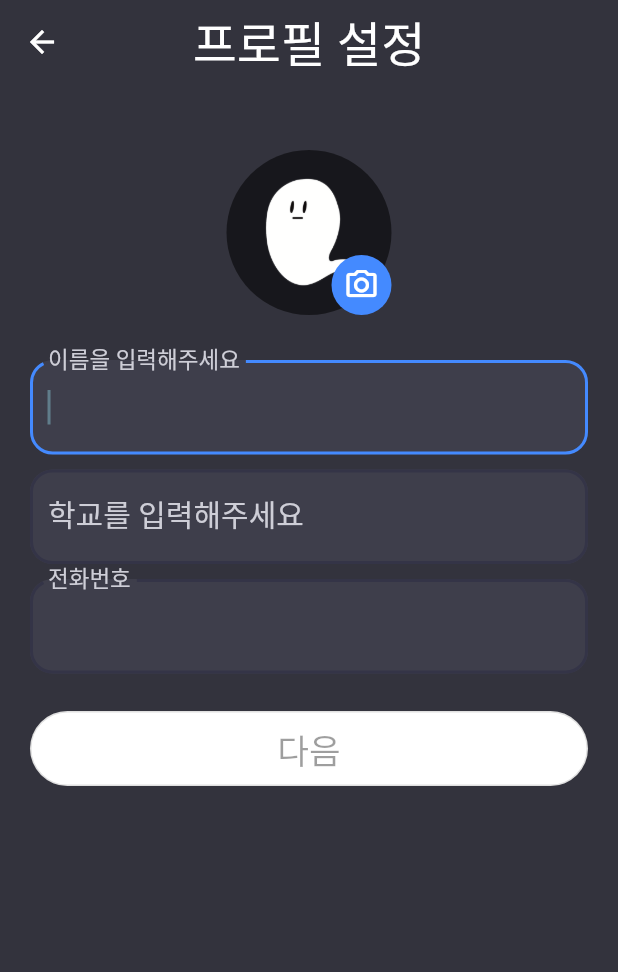
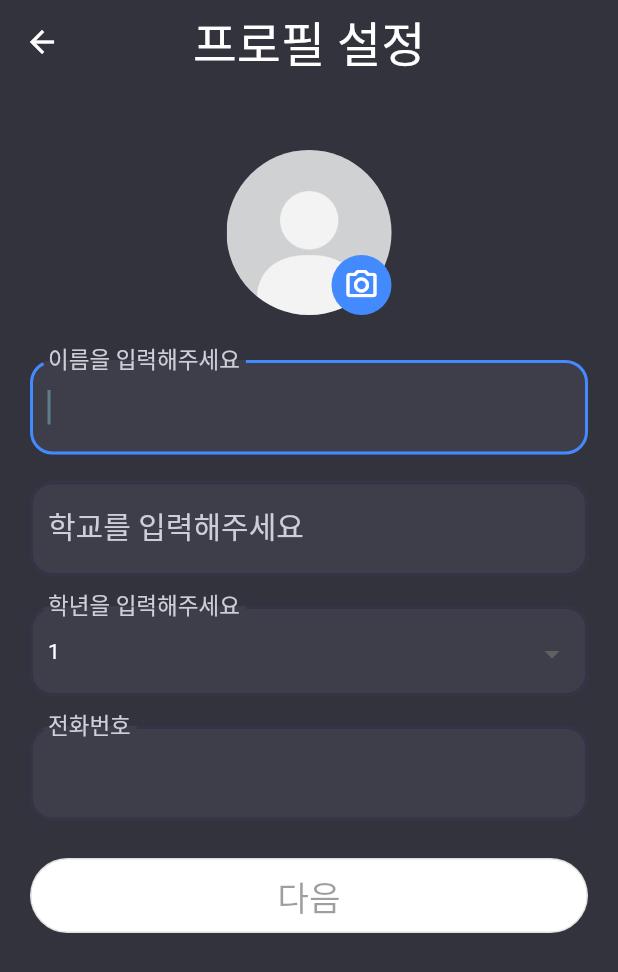
Before and after one commit to Eui9179/dor-app, a Flutter app: the Step1Profile screen opened directly with empty values, on a phone screen of 412 x 824 dp. Shown: the top 972 px of the screen. Run offline on Flutter 3.47's test engine with Material 2 defaults, Android fonts, the phone set to English and light mode, and no system bars; drawn by our look-alikes of flutter_typeahead; our stand-ins replace contacts_service, dio, firebase_auth, firebase_core, flutter_secure_storage, get and 3 more; missing offline and left inert: direct_select_flutter; accounts and stored records are empty.

Commit message:
feature/group-detail

```diff
--- a/lib/dio/auth/signup.dart
+++ b/lib/dio/auth/signup.dart
@@ -11,6 +11,7 @@ Future<Map<String, dynamic>> dioApiSignup(Map profileData) async {
           : null,
       "name": profileData["name"],
       "groups": profileData["groups"],
+      "detail1": profileData["detail1"],
       "phone_number": profileData["phoneNumber"],
       "fcm_token": profileData["fcmToken"]
     });
--- a/lib/dio/dio_instance.dart
+++ b/lib/dio/dio_instance.dart
@@ -1,9 +1,9 @@
 
 import 'package:dio/dio.dart';
 
-String baseUri = "http://192.168.0.13/api";
+String baseUri = "http://132.226.232.31/api";
 
-String cdnProfileImageBaseUri = "http://192.168.0.13/cdn/profile/image/";
+String cdnProfileImageBaseUri = "http://132.226.232.31/cdn/profile/image/";
 
 class DioInstance{
   final _dio = Dio();
--- a/lib/pages.dart
+++ b/lib/pages.dart
@@ -6,6 +6,7 @@ import 'package:dor_app/ui/screens/authentication/verification.dart';
 import 'package:dor_app/ui/screens/friends/friends_in_game.dart';
 import 'package:dor_app/ui/screens/group/group_detail.dart';
 import 'package:dor_app/ui/screens/friends/acquaintance.dart';
+import 'package:dor_app/ui/screens/group/group_detail1.dart';
 import 'package:dor_app/ui/screens/setting/games.dart';
 import 'package:dor_app/ui/screens/setting/settting.dart';
 import 'package:dor_app/ui/screens/users/users.dart';
@@ -45,6 +46,10 @@ List<GetPage> pages = [
       page: () => const GroupDetail(),
       transition: Transition.rightToLeft),
   GetPage(
+      name: '/group/detail1',
+      page: () => const GroupDetail1(),
+      transition: Transition.rightToLeft),
+  GetPage(
       name: '/acquaintance',
       page: () => Acquaintance(),
       transition: Transition.rightToLeft),
--- a/lib/ui/dynamic_widget/avatar/group_avatar.dart
+++ b/lib/ui/dynamic_widget/avatar/group_avatar.dart
@@ -1,3 +1,4 @@
+import 'package:dor_app/utils/color_palette.dart';
 import 'package:flutter/material.dart';
 import '../../../utils/dor_groups.dart';
 
@@ -9,6 +10,7 @@ class GroupAvatar extends StatelessWidget {
   @override
   Widget build(BuildContext context) {
     return CircleAvatar(
+      backgroundColor: ColorPalette.headerBackgroundColor,
       radius: 30.0,
       child: CircleAvatar(
         backgroundImage: AssetImage("assets/images/group/${changeGroupNameToFile(image)}_logo.jpg"),
--- a/lib/ui/dynamic_widget/button/group_text_button.dart
+++ b/lib/ui/dynamic_widget/button/group_text_button.dart
@@ -18,7 +18,7 @@ class GroupTextButton extends StatelessWidget {
             children: [
               const Icon(Icons.school_sharp, color: ColorPalette.font, size: 19,),
               const SizedBox(width: 10,),
-              Text(text, style: const TextStyle(color: ColorPalette.font, fontWeight: FontWeight.w300, fontSize: 19),),
+              Text(text, style: const TextStyle(color: ColorPalette.font, fontWeight: FontWeight.w400, fontSize: 20),),
             ],
           ),
           const Icon(Icons.chevron_right, color: ColorPalette.font,size: 18,),
--- a/lib/ui/screens/authentication/signup/step1_profile.dart
+++ b/lib/ui/screens/authentication/signup/step1_profile.dart
@@ -1,6 +1,8 @@
 import 'dart:async';
 import 'dart:io';
-
+import 'package:direct_select_flutter/direct_select_container.dart';
+import 'package:direct_select_flutter/direct_select_item.dart';
+import 'package:direct_select_flutter/direct_select_list.dart';
 import 'package:dor_app/ui/dynamic_widget/button/rounded_button.dart';
 import 'package:dor_app/ui/dynamic_widget/input/outline_input.dart';
 import 'package:dor_app/ui/dynamic_widget/input/outline_input_readonly.dart';
@@ -22,11 +24,18 @@ class Step1Profile extends StatefulWidget {
 
 class _Step1ProfileState extends State<Step1Profile> {
   final _formKey = GlobalKey<FormState>();
+  final GlobalKey<ScaffoldState> scaffoldKey = GlobalKey();
+
   final String _phoneNumber = Get.arguments;
-  final TextEditingController _typeAheadController = TextEditingController();
+  final TextEditingController _typeAheadGroupController =
+      TextEditingController();
+  final TextEditingController _typeAheadDetail1Controller =
+      TextEditingController();
   final List<String> _groups = [];
   XFile? _image;
   String? _name;
+  String _detail1 = '1';
+
   bool isName = false;
   bool isGroup = false;
 
@@ -51,13 +60,13 @@ class _Step1ProfileState extends State<Step1Profile> {
                   },
                   child: Stack(
                     children: [
-                      CircleAvatar(
+                      _image == null
+                          ? CircleAvatar(
                               radius: 55,
-                          backgroundColor: Colors.black54,
-                          child: _image == null
-                              ? Image.asset(
-                                  "assets/images/logo/dor_default.png",
+                              backgroundImage: Image.asset(
+                                "assets/images/logo/default.png",
                                 fit: BoxFit.cover,
+                              ).image,
                             )
                           : CircleAvatar(
                               radius: 55,
@@ -65,7 +74,7 @@ class _Step1ProfileState extends State<Step1Profile> {
                                 File(_image!.path),
                                 fit: BoxFit.cover,
                               ).image,
-                                )),
+                            ),
                       const Positioned(
                         bottom: 0,
                         right: 0,
@@ -103,7 +112,12 @@ class _Step1ProfileState extends State<Step1Profile> {
                   labelText: "이름을 입력해주세요",
                   autoFocus: true,
                 ),
-                TypeAheadField(
+                const SizedBox(
+                  height: 8,
+                ),
+                Container(
+                  margin: const EdgeInsets.only(bottom: 10),
+                  child: TypeAheadField(
                       textFieldConfiguration: TextFieldConfiguration(
                         textInputAction: TextInputAction.next,
                         style: const TextStyle(
@@ -125,13 +139,13 @@ class _Step1ProfileState extends State<Step1Profile> {
                               color: Color.fromARGB(255, 206, 206, 215),
                               fontSize: 20),
                         ),
-                      controller: _typeAheadController,
-                      onChanged: (val){
-                        if(val.isEmpty || !DorGroups.states.contains(val)){
+                        controller: _typeAheadGroupController,
+                        onChanged: (val) {
+                          if (val.isEmpty || !DorGroups.states.contains(val)) {
                             setState(() {
                               isGroup = false;
                             });
-                        } else if (DorGroups.states.contains(val)){
+                          } else if (DorGroups.states.contains(val)) {
                             setState(() {
                               _groups.clear(); // 그룹 여러개로 했을 때 지워야됨
                               _groups.add(val);
@@ -139,7 +153,6 @@ class _Step1ProfileState extends State<Step1Profile> {
                             });
                           }
                         },
-
                       ),
                       suggestionsCallback: (pattern) {
                         return DorGroups.getSuggestions(pattern);
@@ -153,13 +166,66 @@ class _Step1ProfileState extends State<Step1Profile> {
                         );
                       },
                       onSuggestionSelected: (suggestion) {
-                      _typeAheadController.text = suggestion.toString();
+                        _typeAheadGroupController.text = suggestion.toString();
                         setState(() {
                           _groups.clear();
-                        _groups.add(_typeAheadController.text);
+                          _groups.add(_typeAheadGroupController.text);
                           isGroup = true;
                         });
                       }),
+                ),
+                Container(
+                  margin: EdgeInsets.only(top: 10, bottom: 10),
+                  height: 60,
+                  child: InputDecorator(
+                    decoration: InputDecoration(
+                      fillColor: const Color.fromARGB(255, 62, 62, 75),
+                      filled: true,
+                      labelText: '학년을 입력해주세요',
+                      labelStyle: const TextStyle(
+                          color: Color.fromARGB(255, 206, 206, 215),
+                          fontSize: 20),
+                      border: OutlineInputBorder(
+                        borderRadius: BorderRadius.circular(10.0),
+                      ),
+                      enabledBorder: OutlineInputBorder(
+                          borderRadius: BorderRadius.circular(15.0),
+                          borderSide: const BorderSide(
+                              color: Color.fromARGB(255, 52, 52, 71),
+                              width: 2)),
+                    ),
+                    child: DropdownButton<String>(
+                        value: _detail1,
+                        icon: const Icon(Icons.arrow_drop_down),
+                        elevation: 16,
+                        style: const TextStyle(color: ColorPalette.font),
+                        isExpanded: true,
+                        dropdownColor: ColorPalette.mainBackgroundColor,
+                        underline: Container(
+                          height: 2,
+                        ),
+                        onChanged: (String? newValue) {
+                          setState(() {
+                            _detail1 = newValue!;
+                          });
+                        },
+                        items: _groups.isEmpty || _groups[0].contains("초등학교")
+                            ? <String>['1', '2', '3', '4', '5', '6']
+                                .map<DropdownMenuItem<String>>((String value) {
+                                return DropdownMenuItem<String>(
+                                  value: value,
+                                  child: Text(value),
+                                );
+                              }).toList()
+                            : <String>['1', '2', '3']
+                                .map<DropdownMenuItem<String>>((String value) {
+                                return DropdownMenuItem<String>(
+                                  value: value,
+                                  child: Text(value),
+                                );
+                              }).toList()),
+                  ),
+                ),
                 OutlineInputReadOnly(
                   labelText: "전화번호",
                   hintText: _phoneNumber,
@@ -181,14 +247,16 @@ class _Step1ProfileState extends State<Step1Profile> {
   }
 
   _onPressed() {
+    print(_detail1);
     _formKey.currentState!.save();
-    if (!DorGroups.states.contains(_groups[0])){
+    if (!DorGroups.states.contains(_groups[0])) {
       notification(context, "학교 이름을 확인해주세요!");
     } else {
       Get.toNamed('/auth/signup/step2', arguments: {
         "file": _image,
         "name": _name,
         "groups": _groups,
+        "detail1": _detail1,
         "phoneNumber": _phoneNumber,
         "fcmToken": "fcm"
       });
@@ -196,7 +264,9 @@ class _Step1ProfileState extends State<Step1Profile> {
   }
 
   Future getImageFromGallery() async {
-    await ImagePicker().pickImage(source: ImageSource.gallery, imageQuality: 30).then((image) {
+    await ImagePicker()
+        .pickImage(source: ImageSource.gallery, imageQuality: 30)
+        .then((image) {
       setState(() {
         _image = image;
       });
@@ -212,57 +282,12 @@ class _Step1ProfileState extends State<Step1Profile> {
     return result;
   }
 
-// final _items =
-//     dorGroups.map((e) => MultiSelectItem<DorGroups>(e, e.name)).toList();
-// List<DorGroups> _selectedDorGroups = [];
-//
-// void _showMultiSelectDialog(BuildContext context) async {
-//   await showModalBottomSheet(
-//     isScrollControlled: true,
-//     context: context,
-//     backgroundColor: ColorPalette.mainBackgroundColor,
-//     builder: (ctx) {
-//       return MultiSelectBottomSheet(
-//         title: const Font(
-//           text: "학교선택",
-//           size: 20,
-//         ),
-//         cancelText: const Text(
-//           "닫기",
-//           style: TextStyle(
-//               fontSize: 20,
-//               color: ColorPalette.font, fontWeight: FontWeight.w300),
-//         ),
-//         confirmText: const Text("완료",
-//             style: TextStyle(
-//               fontSize: 20,
-//                 color: ColorPalette.font, fontWeight: FontWeight.w300)),
-//         listType: MultiSelectListType.CHIP,
-//         items: _items,
-//         initialValue: _selectedDorGroups,
-//         initialChildSize: 0.5,
-//         onConfirm: (List<DorGroups> values) {
-//           _selectedDorGroups = [...values];
-//           List<String> result = [];
-//           for (DorGroups value in values) {
-//             result.add(value.name);
-//           }
-//           setState(() {
-//             _groups = [...result];
-//             if (_groups.isNotEmpty) {
-//               isGroup = true;
-//             } else {
-//               isGroup = false;
-//             }
-//           });
-//         },
-//         maxChildSize: 0.8,
-//         itemsTextStyle: const TextStyle(fontSize: 15),
-//         selectedColor: const Color.fromARGB(205, 57, 113, 255),
-//         selectedItemsTextStyle:
-//             const TextStyle(fontSize: 15, color: Colors.white),
-//       );
-//     },
-//   );
-// }
+  DirectSelectItem<String> getDropDownMenuItem(String value) {
+    return DirectSelectItem<String>(
+        itemHeight: 56,
+        value: value,
+        itemBuilder: (context, value) {
+          return Text(value);
+        });
   }
+}
--- a/lib/ui/screens/group/group_detail.dart
+++ b/lib/ui/screens/group/group_detail.dart
@@ -74,7 +74,7 @@ class _GroupDetailState extends State<GroupDetail> {
                       crossAxisAlignment: CrossAxisAlignment.start,
                       children: [
                         Font(
-                          text: groupName,
+                          text: '$groupName',
                           size: 23,
                         ),
                         const SizedBox(
--- a/lib/ui/screens/home/my_groups.dart
+++ b/lib/ui/screens/home/my_groups.dart
@@ -42,9 +42,9 @@ class _MyGroupsState extends State<MyGroups> {
                   itemCount: _myGroups.length,
                   itemBuilder: (BuildContext context, int index) {
                     return GroupTextButton(
-                      text: _myGroups[index],
+                      text: '${_myGroups[index]["name"]} ${_myGroups[index]['detail1']}학년',
                       onTap: () {
-                        Get.toNamed("/group/detail?name=${_myGroups[index]}");
+                        Get.toNamed("/group/detail1?name=${_myGroups[index]['name']}&detail1=${_myGroups[index]['detail1']}");
                       },
                     );
                   }),
--- a/lib/ui/screens/setting/settting.dart
+++ b/lib/ui/screens/setting/settting.dart
@@ -39,7 +39,7 @@ class _SettingState extends State<Setting> {
   void initState() {
     super.initState();
     //TODO: 현재는 그룹 한개만
-    _typeAheadController.text = Get.find<MyGroupsController>().groups[0];
+    _typeAheadController.text = Get.find<MyGroupsController>().groups[0]["name"];
     _name = Get.find<MyProfileController>().name;
     _originImage = Get.find<MyProfileController>().profileImage;
   }
--- a/lib/utils/dor_groups.dart
+++ b/lib/utils/dor_groups.dart
@@ -14,6 +14,22 @@ class DorGroups {
   static List<String> getSuggestions(String query) {
     List<String> matches = [];
     matches.addAll(states);
+    matches.retainWhere((s) => s.toLowerCase().contains(query.toLowerCase()));
+    return matches;
+  }
+
+  static final List<String> statesDetail = [
+    "1",
+    "2",
+    "3",
+    "4",
+    "5",
+    "6",
+  ];
+
+  static List<String> getSugDetail(String query) {
+    List<String> matches = [];
+    matches.addAll(statesDetail);
     matches.retainWhere((s) => s.toLowerCase().contains(query.toLowerCase()));
     return matches;
   }
--- a/pubspec.yaml
+++ b/pubspec.yaml
@@ -46,6 +46,7 @@ dependencies:
   contacts_service: ^0.6.3
   flutter_typeahead: ^4.0.0
   popover: ^0.2.6+3
+  direct_select_flutter: ^1.1.1
 
 dev_dependencies:
   flutter_test:
```
Also changed, not shown: lib/dio/group/get_friends_by_group_detail1.dart (added, +18 -0 lines), lib/ui/screens/group/group_detail1.dart (added, +408 -0 lines), lib/ui/screens/users/user_groups.dart (+7 -42 lines), pubspec.lock. Lines whose indentation alone changed are shown as unchanged.
